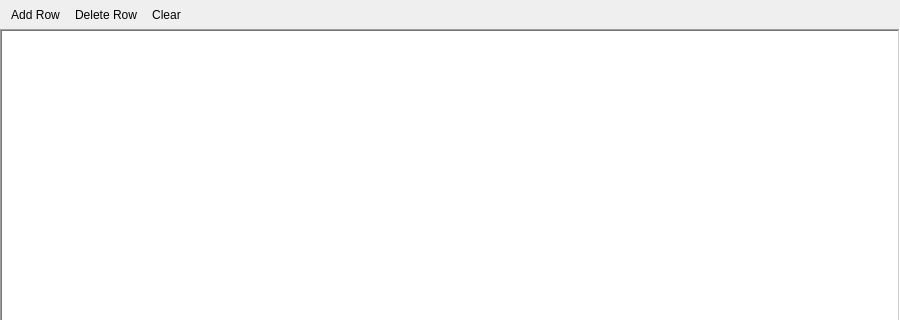
The window that src/formdatamapview.ui (sanny32/OpenModSim) describes before a commit, drawn with Qt 5; both pictures show x 0 to 900 and y 0 to 320 of the 900 by 480 pixel window.
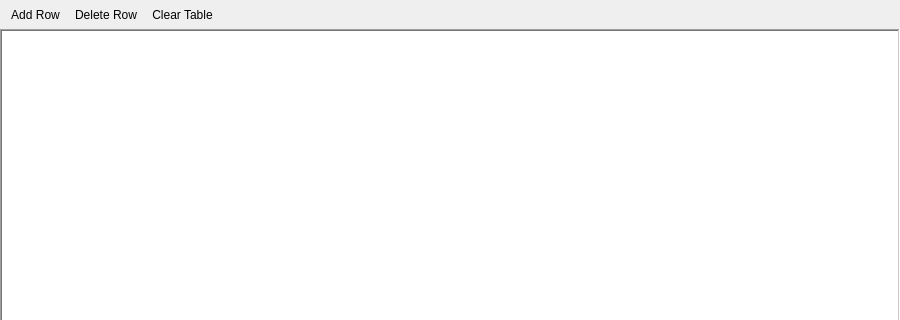
The same window after the commit. Icons and pictures are not drawn.

Commit message: refact: Update tooltip for clear action

```diff
--- a/src/formdatamapview.ui
+++ b/src/formdatamapview.ui
@@ -88,7 +88,7 @@
      <normaloff>:/res/edit-delete.png</normaloff>:/res/edit-delete.png</iconset>
    </property>
    <property name="text">
-    <string>Clear</string>
+    <string>Clear Table</string>
    </property>
   </action>
  </widget>
```
The commit also changes 3 other files.
